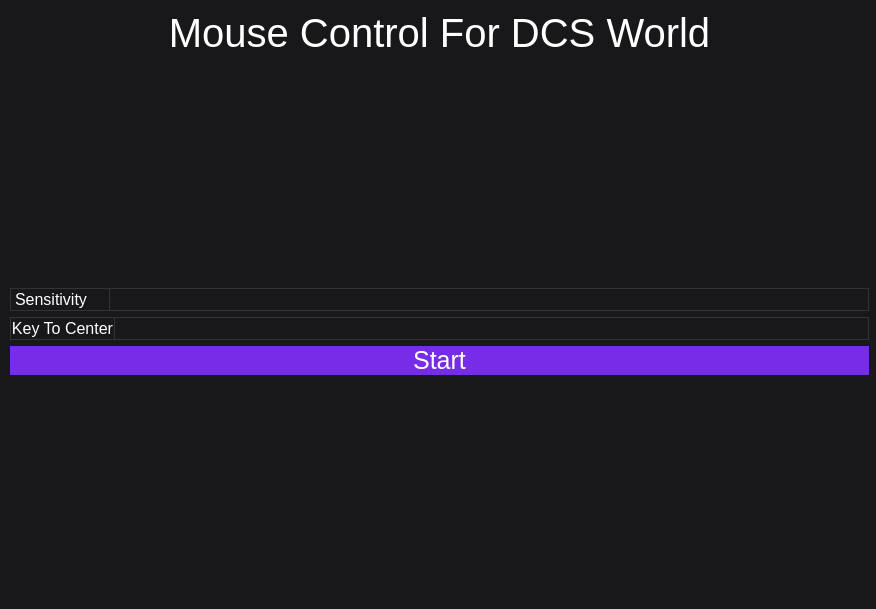
The window that mouseControl.ui (ArmenG888/MouseControlForDcs) describes before a commit, drawn with Qt 5.
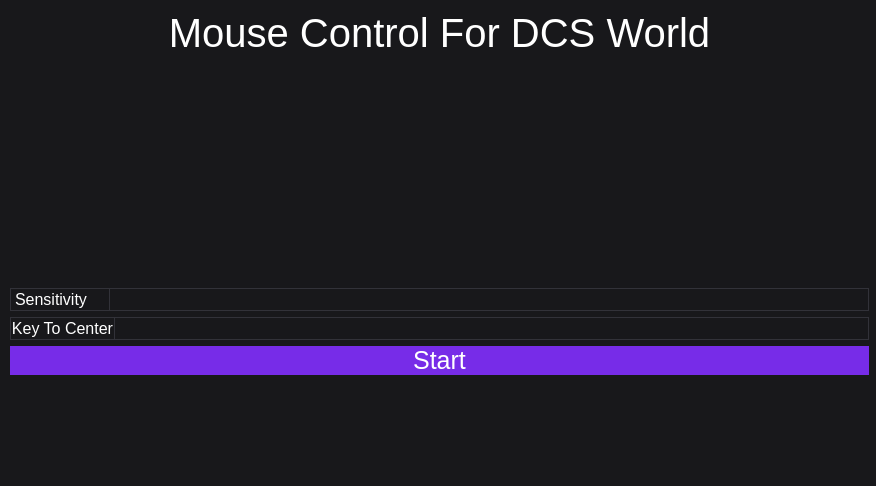
The same window after the commit.

Patch:
```diff
--- a/mouseControl.ui
+++ b/mouseControl.ui
@@ -7,7 +7,7 @@
     <x>0</x>
     <y>0</y>
     <width>876</width>
-    <height>609</height>
+    <height>486</height>
    </rect>
   </property>
   <property name="windowTitle">
```
